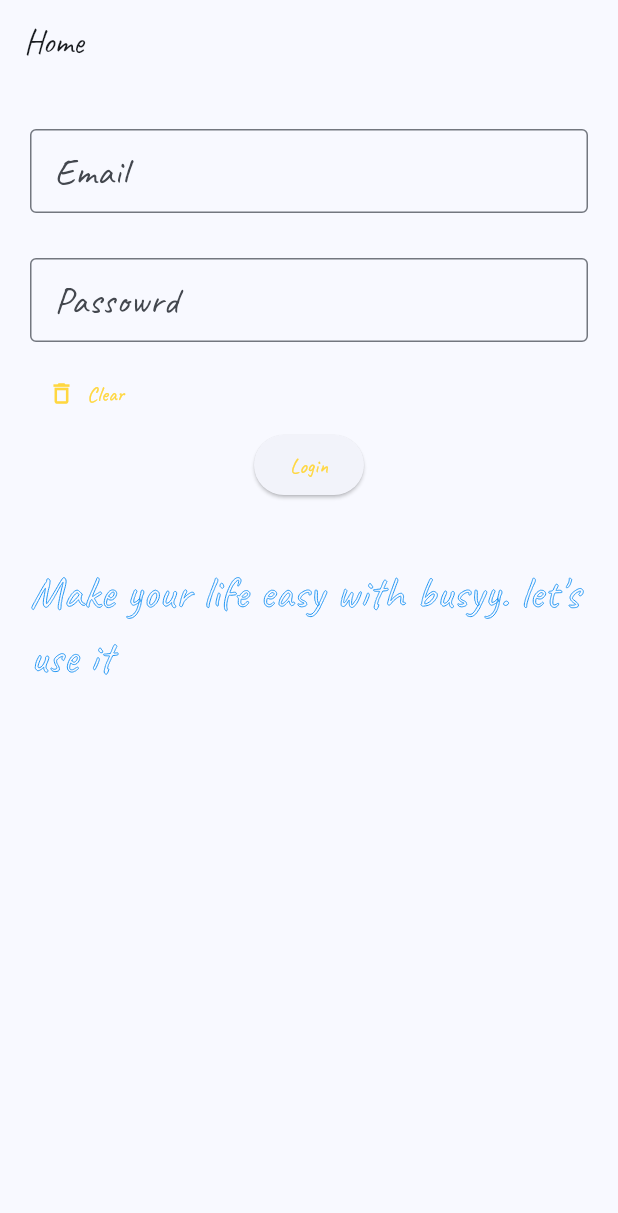
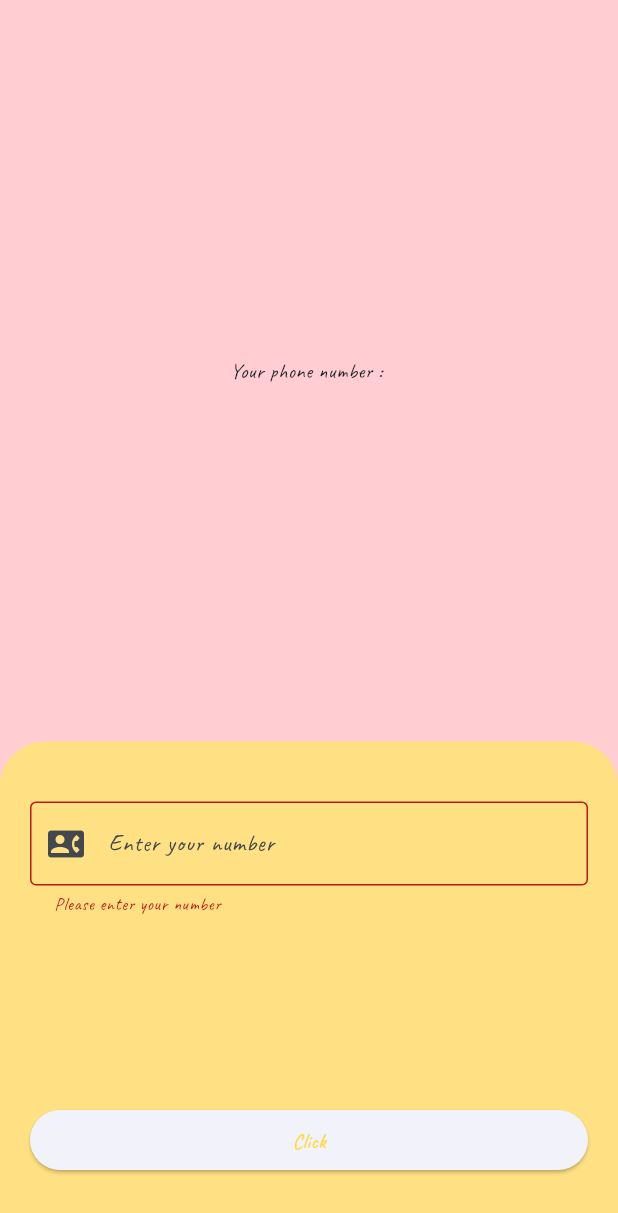
Before and after one commit to bibhuti9/flutter-widget, a Flutter app: the screen it shows after launch, on a phone screen of 412 x 824 dp. Shown: the top 1213 px of the screen. Run offline on Flutter 3.47's test engine with Material 3 defaults, Android fonts, the phone set to English and light mode, and no system bars.

Commit message:
add complex login screen

```diff
--- a/lib/main.dart
+++ b/lib/main.dart
@@ -1,16 +1,21 @@
 import 'package:flutter/material.dart';
 import 'package:flutter_application_1/page/Cart/index.dart';
 
-import 'package:flutter_application_1/page/Home/index.dart';
+import 'package:flutter_application_1/page/Layout/layout.dart';
 import 'package:flutter_application_1/page/Profile/index.dart';
 
 void main() {
   runApp(const MyFlutterApp());
 }
 
-class MyFlutterApp extends StatelessWidget {
+class MyFlutterApp extends StatefulWidget {
   const MyFlutterApp({super.key});
 
+  @override
+  State<MyFlutterApp> createState() => _MyFlutterAppState();
+}
+
+class _MyFlutterAppState extends State<MyFlutterApp> {
   @override
   Widget build(BuildContext context) {
     return MaterialApp(
@@ -22,7 +27,7 @@ class MyFlutterApp extends StatelessWidget {
           fontFamily: 'Caveat',
           colorScheme: ColorScheme.fromSeed(
               seedColor: Colors.blue, primary: Colors.amberAccent)),
-      home: const HomePage(),
+      home: const Layout(),
       routes: {
         '/cart': (context) => const CartPage(),
         '/profile': (context) => const ProfilePage(),
--- /dev/null
+++ b/lib/page/Layout/layout.dart
@@ -0,0 +1,59 @@
+import 'package:flutter/material.dart';
+import 'package:flutter_application_1/widgets/Button/button.dart';
+
+class Layout extends StatefulWidget {
+  const Layout({super.key});
+
+  @override
+  State<Layout> createState() => _Layout();
+}
+
+class _Layout extends State<Layout> {
+  String number = "";
+
+  @override
+  Widget build(BuildContext context) {
+    return Scaffold(
+      body: Container(
+        child: Column(
+          children: [
+            Expanded(
+                flex: 6,
+                child: Container(
+                  child: Text("Your phone number : $number"),
+                  alignment: Alignment.center,
+                  decoration: BoxDecoration(color: Colors.red[100]),
+                )),
+            Expanded(
+                child: Container(
+                  padding: const EdgeInsets.fromLTRB(20, 40, 20, 20),
+                  child: const Column(
+                    children: [
+                      Expanded(
+                          child: TextField(
+                              keyboardType: TextInputType.number,
+                              decoration: InputDecoration(
+                                  errorText: "Please enter your number",
+                                  prefixIcon: Icon(Icons.contact_phone),
+                                  hintText: "Enter your number",
+                                  border: OutlineInputBorder(
+                                      borderSide:
+                                          BorderSide(color: Colors.black))))),
+                      Button()
+                    ],
+                  ),
+                  decoration: BoxDecoration(
+                      color: Colors.amber[200],
+                      borderRadius: const BorderRadius.only(
+                          topLeft: Radius.circular(30),
+                          topRight: Radius.circular(30))),
+                ),
+                flex: 4)
+          ],
+        ),
+        constraints: const BoxConstraints.expand(),
+        decoration: BoxDecoration(color: Colors.red[100]),
+      ),
+    );
+  }
+}
--- /dev/null
+++ b/lib/widgets/Button/button.dart
@@ -0,0 +1,24 @@
+import 'package:flutter/material.dart';
+
+class Button extends StatefulWidget {
+  const Button({super.key});
+
+  @override
+  State<Button> createState() => _ButtonState();
+}
+
+class _ButtonState extends State<Button> {
+  @override
+  Widget build(BuildContext context) {
+    return Container(
+      width: double.infinity,
+      margin: const EdgeInsets.fromLTRB(0, 0, 0, 20),
+      child: ElevatedButton(
+        onPressed: () {},
+        child: const Text("Click"),
+        style: ElevatedButton.styleFrom(
+            padding: const EdgeInsets.symmetric(horizontal: 40)),
+      ),
+    );
+  }
+}
```
